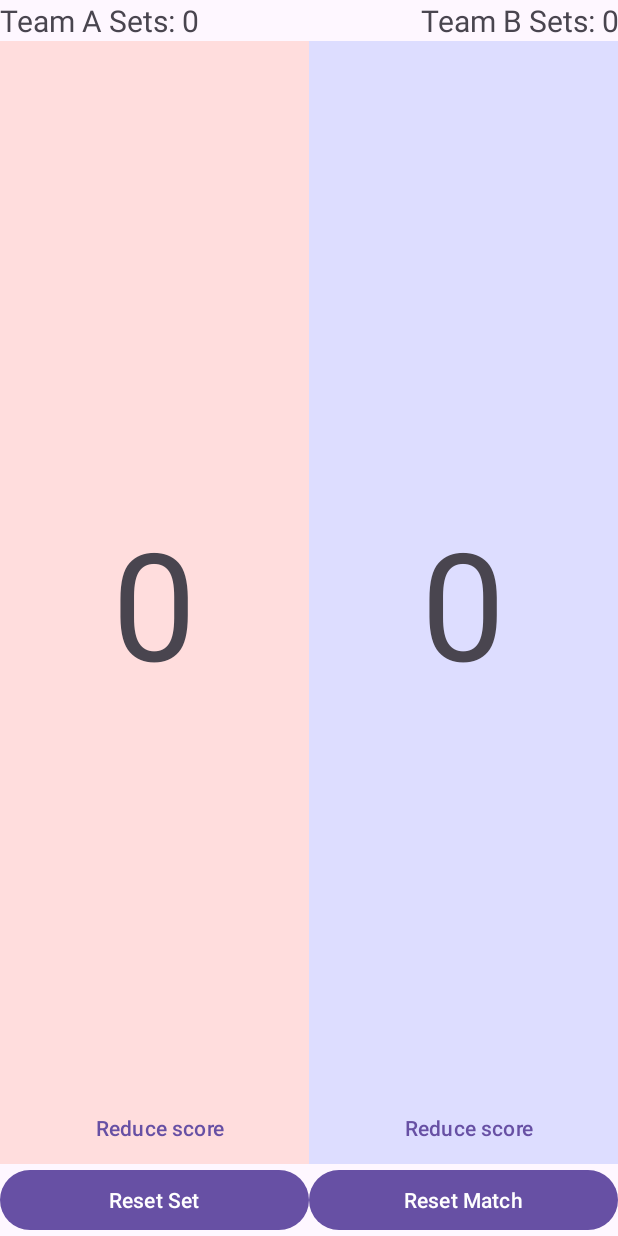
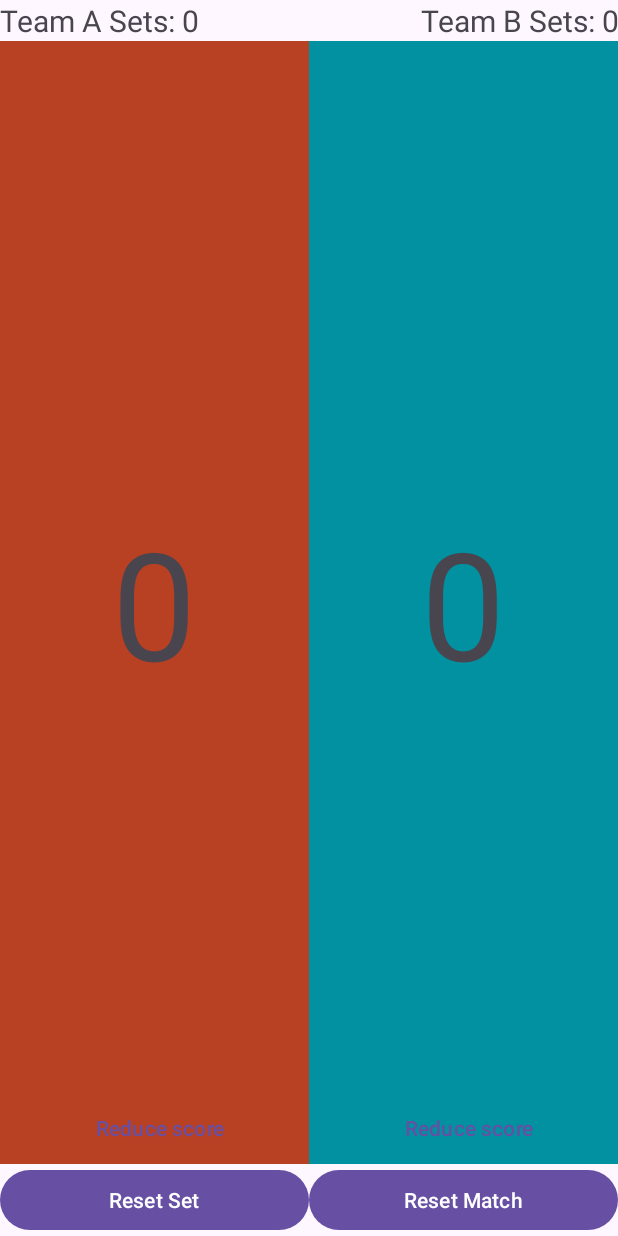
Before and after one commit to svahidhoss/volleyball-scoreboard, an Android app: the screen it shows after launch (MainActivity), on a phone screen of 412 x 824 dp. Run offline under Robolectric (Android 15) with nearby library versions, the phone set to English and light mode, and no system bars.

Commit message:
Updates colors and adds strings.xml

```diff
--- a/app/src/main/res/layout/activity_main.xml
+++ b/app/src/main/res/layout/activity_main.xml
@@ -45,7 +45,7 @@
             android:layout_width="0dp"
             android:layout_height="match_parent"
             android:layout_weight="1"
-            android:background="#FFDDDD"
+            android:background="#B84023"
             android:gravity="center"
             android:orientation="vertical">
 
@@ -64,7 +64,7 @@
             android:layout_width="0dp"
             android:layout_height="match_parent"
             android:layout_weight="1"
-            android:background="#DDDDFF"
+            android:background="#0191A0"
             android:gravity="center"
             android:orientation="vertical">
 
@@ -122,14 +122,14 @@
             android:layout_width="0dp"
             android:layout_height="wrap_content"
             android:layout_weight="1"
-            android:text="Reset Set" />
+            android:text="@string/reset_set" />
 
         <Button
             android:id="@+id/reset_match_button"
             android:layout_width="0dp"
             android:layout_height="wrap_content"
             android:layout_weight="1"
-            android:text="Reset Match" />
+            android:text="@string/reset_match" />
 
     </LinearLayout>
 
--- a/app/src/main/res/values/strings.xml
+++ b/app/src/main/res/values/strings.xml
@@ -1,4 +1,6 @@
 <resources>
     <string name="app_name">Scoreboard</string>
     <string name="reduce_score">Reduce score</string>
+    <string name="reset_match">Reset Match</string>
+    <string name="reset_set">Reset Set</string>
 </resources>
```
